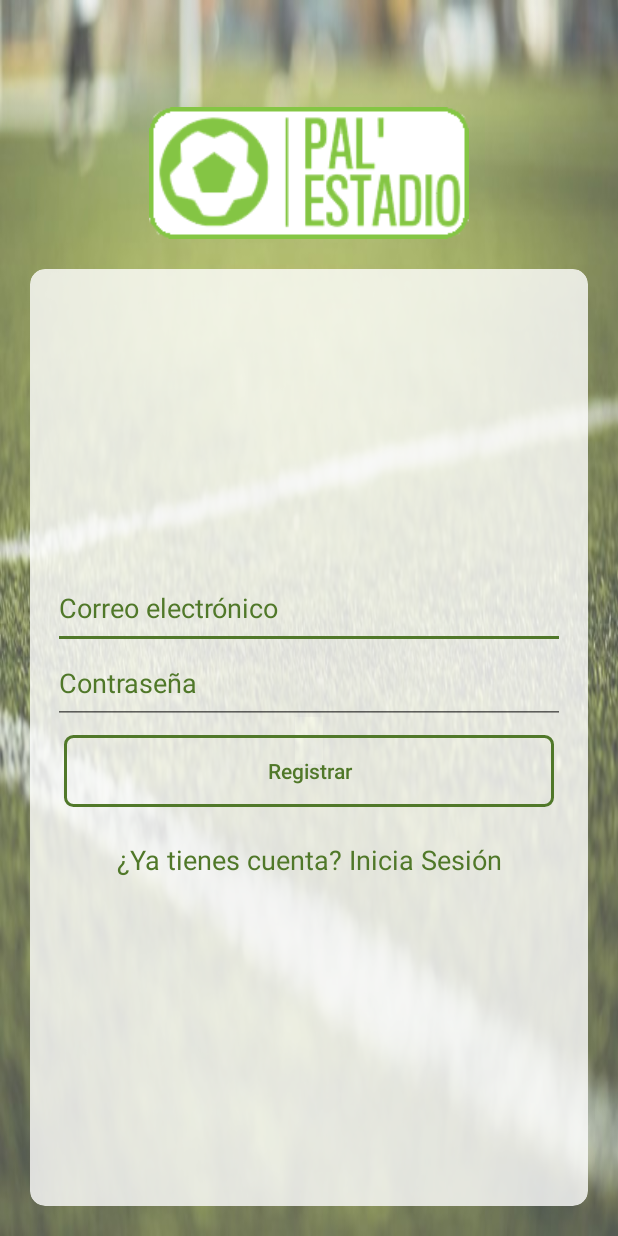
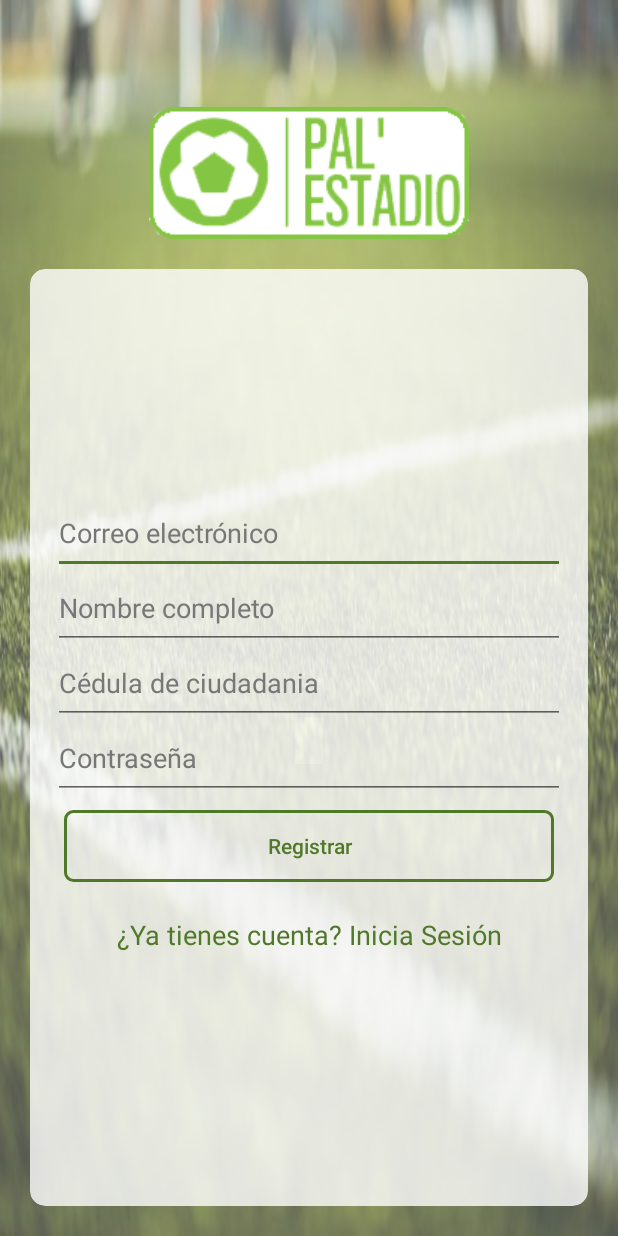
Before and after one commit to jsgomez14/pal-estadio-hincha, an Android app: the screen it shows after launch (SignUpActivity), after a tap on "¿No tienes cuenta? Registrate", on a phone screen of 412 x 824 dp. Run offline under Robolectric (Android 15) with nearby library versions, the phone set to English and light mode, and no system bars; our stand-ins replace Firebase (no records; nobody signed in at launch, a user with empty details on screens opened directly); pictures from the network do not load; 1 other tap on this screen came first.

Commit message:
Sign in completly done, Sign up almost done, Email verification added.

```diff
--- a/app/build.gradle
+++ b/app/build.gradle
@@ -26,6 +26,7 @@ dependencies {
     implementation 'com.google.android.gms:play-services-maps:11.8.0'
     implementation 'com.google.android.gms:play-services-location:11.8.0'
     implementation 'com.google.firebase:firebase-auth:11.8.0'
+    implementation 'com.google.firebase:firebase-database:11.8.0'
     testImplementation 'junit:junit:4.12'
     androidTestImplementation 'com.android.support.test:runner:1.0.1'
     androidTestImplementation 'com.android.support.test.espresso:espresso-core:3.0.1'
--- a/app/src/main/java/com/nn/palestadio/android_java/MainActivity.java
+++ b/app/src/main/java/com/nn/palestadio/android_java/MainActivity.java
@@ -161,11 +161,8 @@ public class MainActivity extends AppCompatActivity implements View.OnClickListe
             public void onComplete(@NonNull Task<AuthResult> task) {
                 progressBar.setVisibility(View.GONE);
                 if(task.isSuccessful()){
-                    Intent intent = new Intent(MainActivity.this, HomeActivity.class);
-                    //TODO Observar addFlags y agregarlo donde podría ser útil.
-                    intent.addFlags(Intent.FLAG_ACTIVITY_CLEAR_TOP);
                     finish();
-                    startActivity(intent);
+                    startActivity(new Intent(MainActivity.this, HomeActivity.class));
                 }else
                 {
                     Toast.makeText(getApplicationContext(), task.getException().getMessage(), Toast.LENGTH_SHORT).show();
@@ -233,6 +230,17 @@ public class MainActivity extends AppCompatActivity implements View.OnClickListe
     }
 
     @Override
+    protected void onStart() {
+        super.onStart();
+
+        if(mAuth.getCurrentUser() != null)
+        {
+            finish();
+            startActivity(new Intent(this, HomeActivity.class));
+        }
+    }
+
+    @Override
     public void onClick(View view) {
         switch (view.getId()) {
             case R.id.textViewSignup:
--- a/app/src/main/res/layout/activity_sign_up.xml
+++ b/app/src/main/res/layout/activity_sign_up.xml
@@ -73,8 +73,29 @@
                     android:hint="Correo electrónico"
                     android:inputType="textEmailAddress"
                     android:paddingBottom="15dp"
-                    android:textColorHint="@color/colorPrimaryDark" />
+                    android:textColorHint="#777777" />
 
+                <EditText
+                    android:id="@+id/editTextName"
+                    android:layout_width="match_parent"
+                    android:layout_height="wrap_content"
+                    android:fontFamily="sans-serif"
+                    android:hint="Nombre completo"
+                    android:inputType="textCapWords"
+                    android:paddingBottom="15dp"
+                    android:textColorHint="#777777"
+                    />
+
+                <EditText
+                    android:id="@+id/editTextId"
+                    android:layout_width="match_parent"
+                    android:layout_height="wrap_content"
+                    android:fontFamily="sans-serif"
+                    android:hint="Cédula de ciudadania"
+                    android:inputType="number"
+                    android:paddingBottom="15dp"
+                    android:textColorHint="#777777"
+                    />
                 <EditText
                     android:id="@+id/editTextPassword"
                     android:layout_width="match_parent"
@@ -83,7 +104,7 @@
                     android:hint="Contraseña"
                     android:inputType="textPassword"
                     android:paddingBottom="15dp"
-                    android:textColorHint="@color/colorPrimaryDark" />
+                    android:textColorHint="#777777"/>
 
                 <Button
                     android:id="@+id/buttonRegister"
```
Also changed, not shown: app/src/main/java/com/nn/palestadio/android_java/HomeActivity.java (+49 -3 lines), app/src/main/java/com/nn/palestadio/android_java/QRCodeGenerated.java (+13 -2 lines), app/src/main/java/com/nn/palestadio/android_java/SignUpActivity.java (+59 -15 lines), app/src/main/res/layout/activity_home.xml (+18 -7 lines), app/src/main/res/layout/activity_main.xml (+4 -4 lines), app/src/main/res/layout/activity_qrcode_generated.xml (+7 -0 lines).
